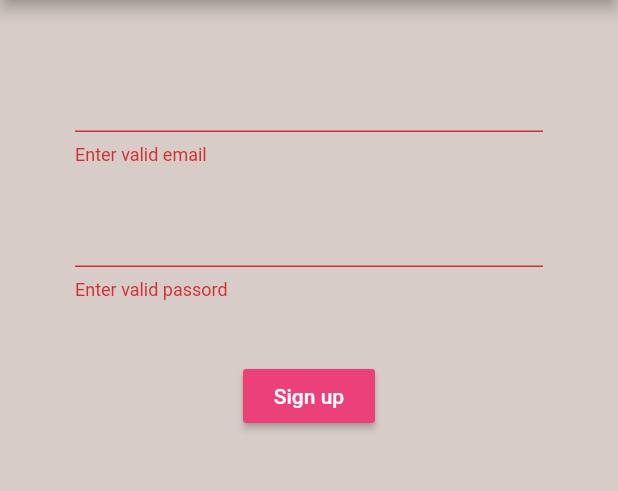
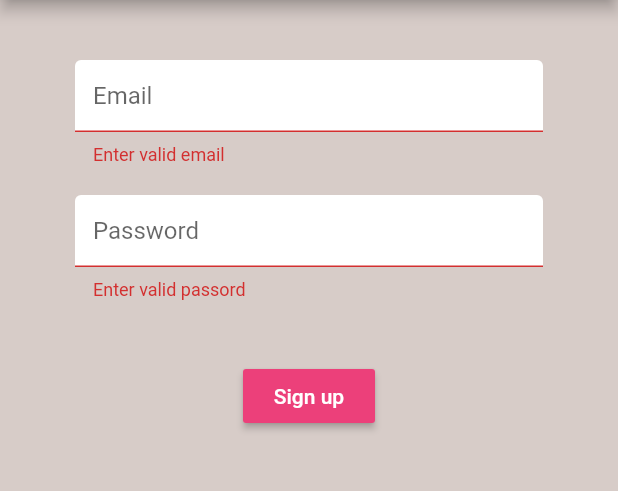
Before and after one commit to alirezanazari/flutter_cafe, a Flutter app: the Register screen opened directly, after a tap on "Sign up", on a phone screen of 412 x 824 dp, the part 84-575 px from its top. Run offline on Flutter 3.47's test engine with Material 2 defaults, Android fonts, the phone set to English and light mode, and no system bars; our stand-ins replace firebase_auth; accounts and stored records are empty.

Commit message:
Fix - Input texts decoration

```diff
--- /dev/null
+++ b/lib/internal/constants.dart
@@ -0,0 +1,10 @@
+import 'package:flutter/material.dart';
+
+const textInputDecoration = InputDecoration(
+  fillColor: Colors.white,
+  filled: true,
+  enabledBorder:
+      OutlineInputBorder(borderSide: BorderSide(color: Colors.white, width: 1)),
+  focusedBorder:
+      OutlineInputBorder(borderSide: BorderSide(color: Colors.brown, width: 1)),
+);
--- a/lib/ui/authenticate/register.dart
+++ b/lib/ui/authenticate/register.dart
@@ -1,5 +1,6 @@
 import 'package:flutter/material.dart';
 import 'package:fluttercafe/data/auth.dart';
+import 'package:fluttercafe/internal/constants.dart';
 
 class Register extends StatefulWidget {
 
@@ -50,6 +51,7 @@ class _RegisterState extends State<Register> {
               SizedBox(height: 20),
               TextFormField(
                 validator: (val) => val.isEmpty ? 'Enter valid email': null,
+                decoration: textInputDecoration.copyWith(hintText: 'Email'),
                 onChanged: (val) {
                   _email = val;
                 },
@@ -57,6 +59,7 @@ class _RegisterState extends State<Register> {
               SizedBox(height: 20),
               TextFormField(
                 validator: (val) => val.length < 6 ? 'Enter valid passord' : null,
+                decoration: textInputDecoration.copyWith(hintText: 'Password'),
                 obscureText: true,
                 onChanged: (val) {
                   _password = val;
--- a/lib/ui/authenticate/sign_in.dart
+++ b/lib/ui/authenticate/sign_in.dart
@@ -1,5 +1,6 @@
 import 'package:flutter/material.dart';
 import 'package:fluttercafe/data/auth.dart';
+import 'package:fluttercafe/internal/constants.dart';
 
 class SignIn extends StatefulWidget {
 
@@ -50,6 +51,7 @@ class _SignInState extends State<SignIn> {
               SizedBox(height: 20),
               TextFormField(
                 validator: (val) => val.isEmpty ? 'Enter valid email' : null,
+                decoration: textInputDecoration.copyWith(hintText: 'Email'),
                 onChanged: (val) {
                   _email = val;
                 },
@@ -57,6 +59,7 @@ class _SignInState extends State<SignIn> {
               SizedBox(height: 20),
               TextFormField(
                 validator: (val) => val.length < 6 ? 'Enter valid password' : null ,
+                decoration: textInputDecoration.copyWith(hintText: 'Password'),
                 obscureText: true,
                 onChanged: (val) {
                   _password = val;
```
